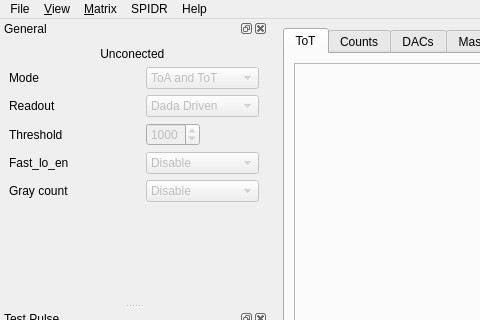
This is python/ui/MainWnd.ui in navrit/dexter as Qt 5 draws it before an edit; both pictures show x 0 to 480 and y 0 to 320 of the 1043 by 823 pixel window. The edited form follows.
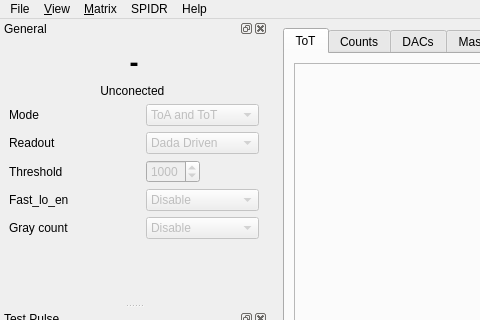
This is the edited form. Icons and pictures are not drawn. Custom widgets are drawn as their Qt base class.

```diff
--- a/python/ui/MainWnd.ui
+++ b/python/ui/MainWnd.ui
@@ -229,6 +229,23 @@
    </attribute>
    <widget class="QWidget" name="dockWidgetContents">
     <layout class="QVBoxLayout" name="verticalLayout_10">
+     <item>
+      <widget class="QLabel" name="labelChipID">
+       <property name="font">
+        <font>
+         <pointsize>20</pointsize>
+         <weight>75</weight>
+         <bold>true</bold>
+        </font>
+       </property>
+       <property name="text">
+        <string>-</string>
+       </property>
+       <property name="alignment">
+        <set>Qt::AlignCenter</set>
+       </property>
+      </widget>
+     </item>
      <item>
       <widget class="QLabel" name="connectrionMessage">
        <property name="sizePolicy">
```
Left out of the diff: 4 changed lines with no effect on the pictures.
